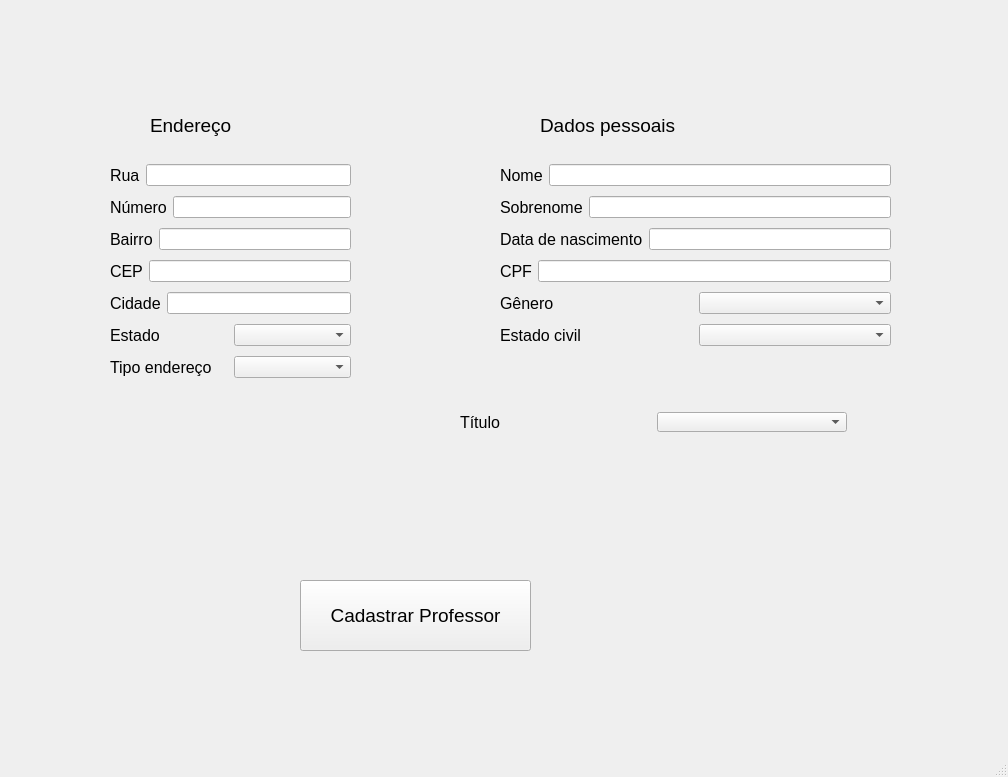
PedroWegner/projeto_final_desktop, file departamento/gui/cadastroprofessor.ui: the form before one commit.
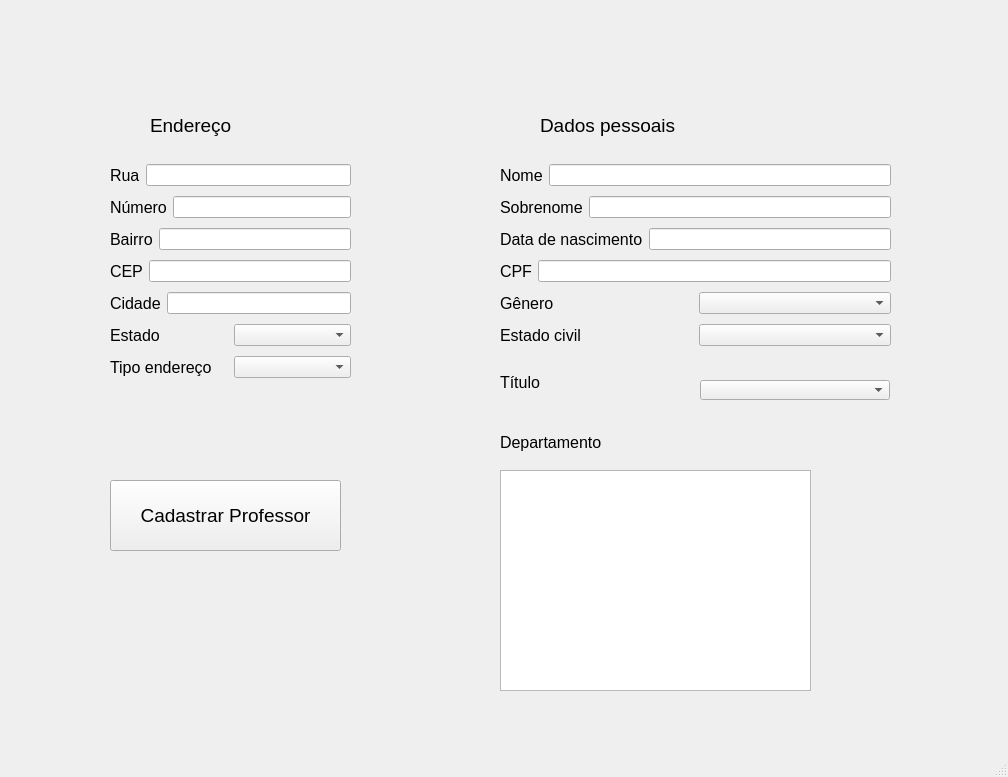
The form after the commit.

```diff
--- a/departamento/gui/cadastroprofessor.ui
+++ b/departamento/gui/cadastroprofessor.ui
@@ -53,8 +53,8 @@
    <widget class="QPushButton" name="pushButton">
     <property name="geometry">
      <rect>
-      <x>300</x>
-      <y>580</y>
+      <x>110</x>
+      <y>480</y>
       <width>231</width>
       <height>71</height>
      </rect>
@@ -342,8 +342,8 @@
    <widget class="QComboBox" name="titulo_input">
     <property name="geometry">
      <rect>
-      <x>657</x>
-      <y>412</y>
+      <x>700</x>
+      <y>380</y>
       <width>190</width>
       <height>20</height>
      </rect>
@@ -352,8 +352,8 @@
    <widget class="QLabel" name="label_16">
     <property name="geometry">
      <rect>
-      <x>460</x>
-      <y>410</y>
+      <x>500</x>
+      <y>370</y>
       <width>191</width>
       <height>25</height>
      </rect>
@@ -367,6 +367,37 @@
      <string>Título</string>
     </property>
    </widget>
+   <widget class="QLabel" name="label_17">
+    <property name="geometry">
+     <rect>
+      <x>500</x>
+      <y>430</y>
+      <width>191</width>
+      <height>25</height>
+     </rect>
+    </property>
+    <property name="font">
+     <font>
+      <pointsize>12</pointsize>
+     </font>
+    </property>
+    <property name="text">
+     <string>Departamento</string>
+    </property>
+   </widget>
+   <widget class="QListWidget" name="dep_input">
+    <property name="geometry">
+     <rect>
+      <x>500</x>
+      <y>470</y>
+      <width>311</width>
+      <height>221</height>
+     </rect>
+    </property>
+    <property name="selectionMode">
+     <enum>QAbstractItemView::ExtendedSelection</enum>
+    </property>
+   </widget>
   </widget>
   <widget class="QStatusBar" name="statusbar"/>
  </widget>
```
Left out of the diff: 2 changed lines with no effect on the pictures.
